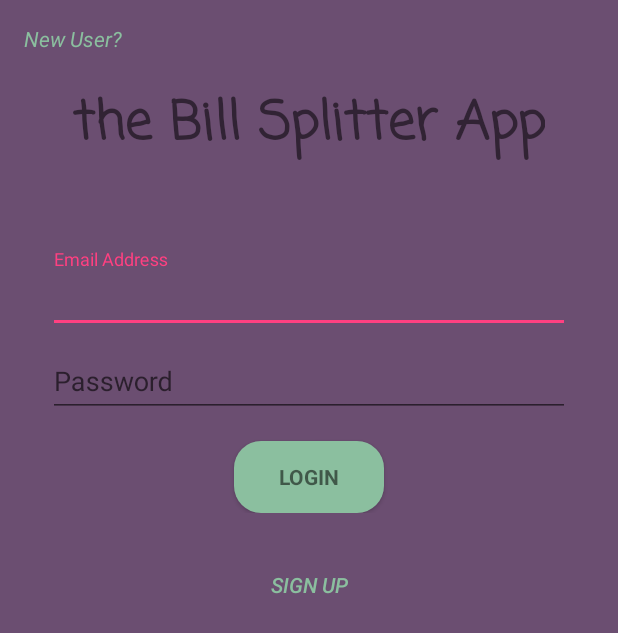
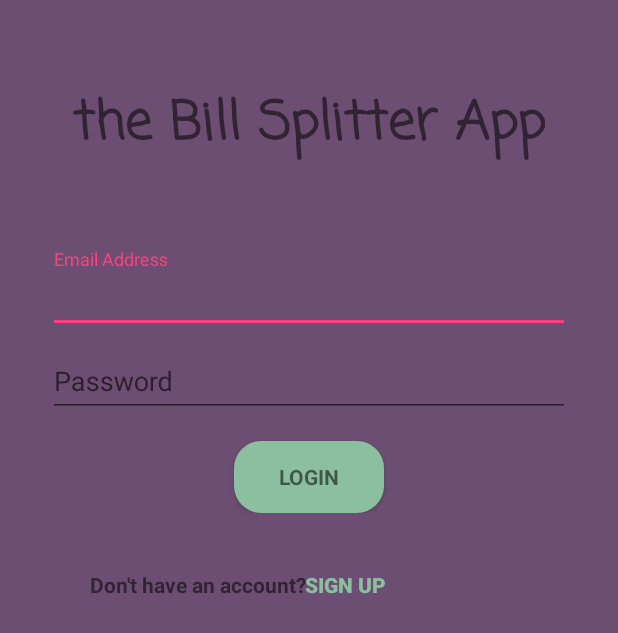
Before and after one commit to Lena900925/myFirstAndroidApp, an Android app: the screen it shows after launch (MainActivity), on a phone screen of 412 x 824 dp. Shown: the top 633 px of the screen. Run offline under Robolectric (Android 15) with nearby library versions, the phone set to English and light mode, and no system bars; our stand-ins replace Firebase (no records; nobody signed in at launch, a user with empty details on screens opened directly).

Commit message:
Style of 'Don't have an account? SIGN UP' changed, it is now in a good position, but maybe I'll put it at the bottom of the page

```diff
--- a/app/src/main/res/layout/activity_first.xml
+++ b/app/src/main/res/layout/activity_first.xml
@@ -34,20 +34,26 @@
         android:layout_width="wrap_content"
         android:layout_height="wrap_content"
         android:layout_alignParentTop="true"
-        android:layout_centerHorizontal="true"
+        android:layout_alignParentStart="true"
+        android:layout_alignParentLeft="true"
         android:layout_marginTop="350dp"
-        android:textStyle="italic"
+        android:layout_marginStart="170dp"
+        android:layout_marginLeft="170dp"
+        android:textStyle="bold"
         android:textColor="#8BBF9F"
         android:background="@android:color/transparent"
         android:text="@string/signUp" />
 
     <TextView
-        android:layout_width="match_parent"
-        android:layout_height="match_parent"
-        android:text="@string/newUserSignUP"
-        android:textStyle="italic"
-        android:textColor="#8BBF9F"
-        android:layout_below="@+id/loginButton"
-        />
+        android:layout_width="150dp"
+        android:layout_height="30dp"
+        android:text="@string/noAccount"
+        android:layout_alignBaseline="@+id/signupButton"
+        android:layout_alignBottom="@+id/signupButton"
+        android:layout_alignLeft="@+id/appName"
+        android:layout_alignStart="@+id/appName"
+        android:layout_marginLeft="11dp"
+        android:layout_marginStart="11dp"
+        android:textStyle="bold"/>
 
 </RelativeLayout>
--- a/app/src/main/res/values/strings.xml
+++ b/app/src/main/res/values/strings.xml
@@ -46,5 +46,5 @@
     <string name="title_activity_bills_plitter">BillSplitterActivity</string>
     <string name="dummy_button">Dummy Button</string>
     <string name="dummy_content">DUMMY\nCONTENT</string>
-    <string name="newUserSignUP">New User?</string>
+    <string name="noAccount">Don\'t have an account?</string>
 </resources>
```
